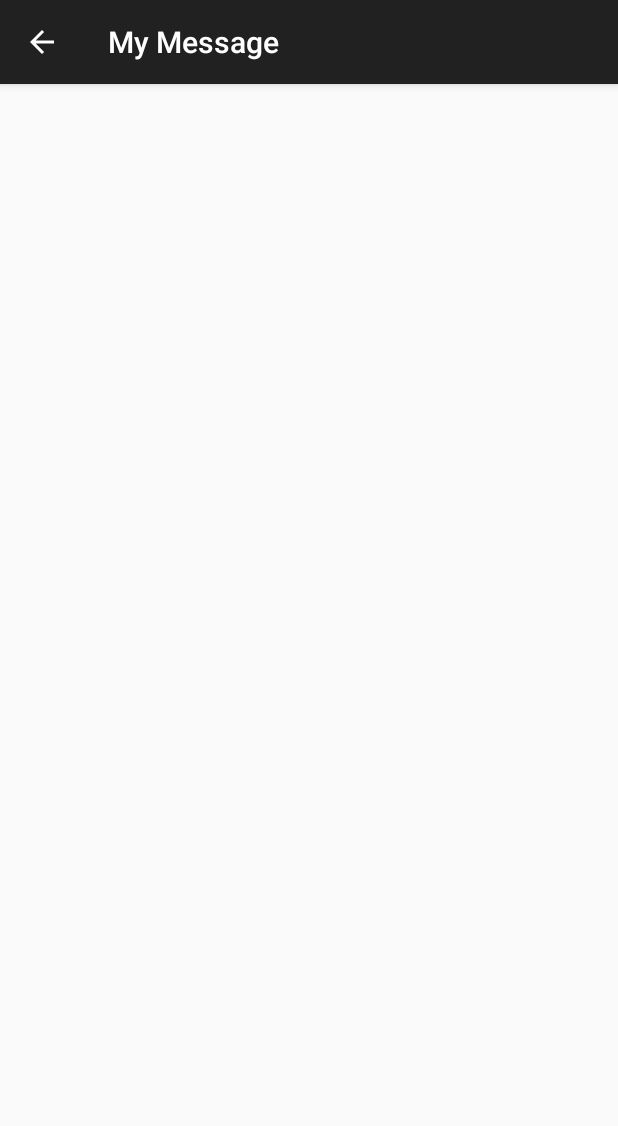
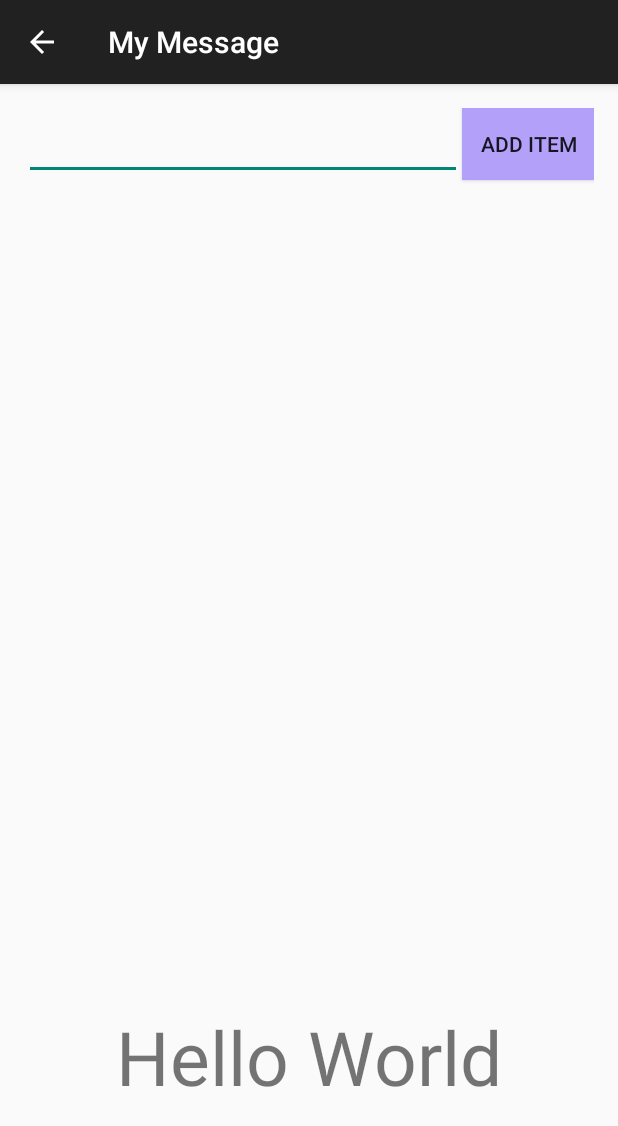
Before and after one commit to GearTech0/First-Android-App, an Android app: the DisplayMessageActivity screen opened directly, with no data from a screen before it, on a phone screen of 412 x 824 dp. Shown: the top 1126 px of the screen. Run offline under Robolectric (Android 15) with nearby library versions, the phone set to English and light mode, and no system bars.

Commit message:
Added buttons and textfield

```diff
--- a/app/src/main/res/layout/activity_display_message.xml
+++ b/app/src/main/res/layout/activity_display_message.xml
@@ -6,4 +6,35 @@
     android:paddingBottom="@dimen/activity_vertical_margin"
     tools:context="com.eatsleepprogram.daquarischadwick.myfirstapp.DisplayMessageActivity">
 
+    <Button
+        android:layout_width="wrap_content"
+        android:layout_height="wrap_content"
+        android:text="Add Item"
+        android:id="@+id/button"
+        android:layout_alignParentTop="true"
+        android:layout_alignParentRight="true"
+        android:layout_alignParentEnd="true"
+        android:background="#b2a0f9" />
+
+    <TextView
+        android:layout_width="wrap_content"
+        android:layout_height="wrap_content"
+        android:id="@+id/editText"
+        android:text="Hello World"
+        android:textSize="50dp"
+        android:layout_marginBottom="70dp"
+        android:layout_alignParentBottom="true"
+        android:layout_centerHorizontal="true" />
+
+    <EditText
+        android:layout_width="wrap_content"
+        android:layout_height="wrap_content"
+        android:id="@+id/editText2"
+        android:layout_alignParentLeft="true"
+        android:layout_alignParentStart="true"
+        android:layout_toLeftOf="@+id/button"
+        android:layout_toStartOf="@+id/button"
+        android:layout_alignBottom="@+id/button"
+        android:layout_alignParentTop="true" />
+
 </RelativeLayout>
```
